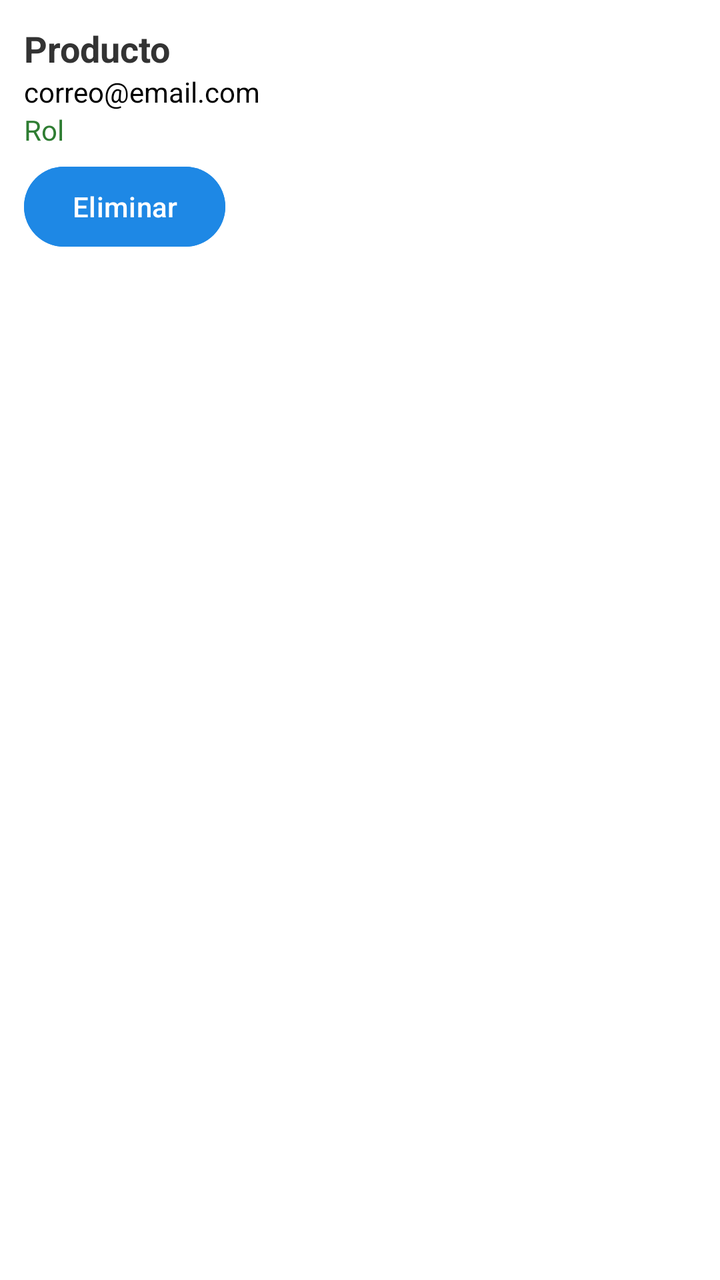
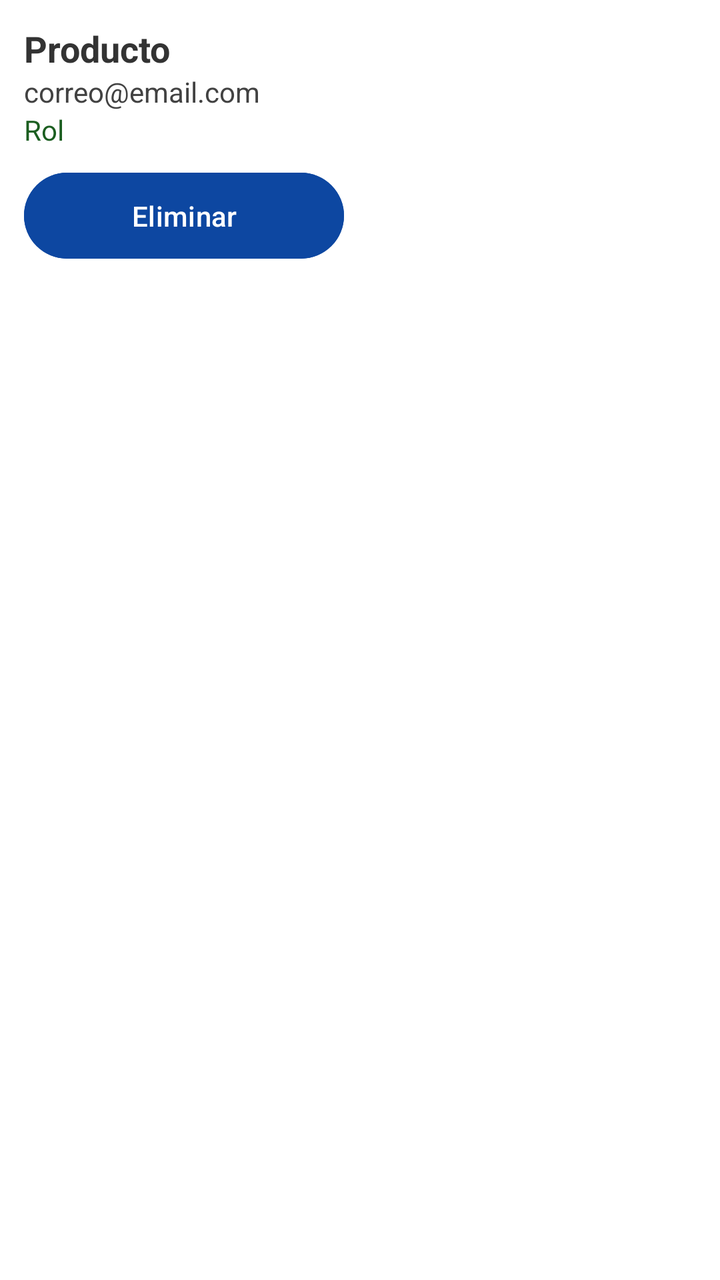

Before-and-after screenshots of an Android layout around one commit, followed by the original layout XML and the change that was made.
<!-- AndroidManifest.xml: application theme Theme.TechStore -->
<!-- res/layout/item_usuario.xml -->
<?xml version="1.0" encoding="utf-8"?>
<LinearLayout xmlns:android="http://schemas.android.com/apk/res/android"
    android:orientation="vertical"
    android:padding="12dp"
    android:background="@color/white"
    android:layout_marginBottom="10dp"
    android:elevation="4dp"
    android:layout_width="match_parent"
    android:layout_height="wrap_content">

    <TextView
        android:id="@+id/txtNombre"
        android:text="@string/producto"
        android:textSize="18sp"
        android:textStyle="bold"
        android:textColor="@color/texto_principal"
        android:layout_width="wrap_content"
        android:layout_height="wrap_content"/>

    <TextView
        android:id="@+id/txtEmail"
        android:text="@string/correo_default"
        android:textColor="@color/black"
        android:layout_width="wrap_content"
        android:layout_height="wrap_content"/>

    <TextView
        android:id="@+id/txtRol"
        android:text="@string/rol_default"
        android:textColor="@color/verde_precio"
        android:layout_width="wrap_content"
        android:layout_height="wrap_content"/>

    <Button
        android:id="@+id/btnEliminar"
        android:text="@string/eliminar"
        android:layout_marginTop="5dp"
        android:backgroundTint="@color/primary"
        android:textColor="@color/white"
        android:layout_width="wrap_content"
        android:layout_height="wrap_content"/>

</LinearLayout>
<!-- resources referenced by this layout -->
<resources>
  <color name="black">#000000</color>
  <color name="primary">#1E88E5</color>
  <color name="texto_principal">#333333</color>
  <color name="verde_precio">#2E7D32</color>
  <color name="white">#FFFFFF</color>
  <string name="correo_default">correo@email.com</string>
  <string name="eliminar">Eliminar</string>
  <string name="producto">Producto</string>
  <string name="rol_default">Rol</string>
  <style name="Theme.TechStore" parent="Base.Theme.TechStore" />
  <style name="Base.Theme.TechStore" parent="Theme.Material3.DayNight.NoActionBar">
          
          
      </style>
</resources>

<!-- the commit's change to res/layout/item_usuario.xml (unified diff, before → after) -->
@@ -1,5 +1,6 @@
 <?xml version="1.0" encoding="utf-8"?>
-<LinearLayout xmlns:android="http://schemas.android.com/apk/res/android"
+<LinearLayout
+    xmlns:android="http://schemas.android.com/apk/res/android"
     android:orientation="vertical"
     android:padding="12dp"
     android:background="@color/white"
@@ -10,34 +11,36 @@
 
     <TextView
         android:id="@+id/txtNombre"
+        android:layout_width="wrap_content"
+        android:layout_height="wrap_content"
         android:text="@string/producto"
         android:textSize="18sp"
         android:textStyle="bold"
-        android:textColor="@color/texto_principal"
-        android:layout_width="wrap_content"
-        android:layout_height="wrap_content"/>
+        android:textColor="@color/texto_principal" />
 
     <TextView
         android:id="@+id/txtEmail"
+        android:layout_width="wrap_content"
+        android:layout_height="wrap_content"
         android:text="@string/correo_default"
-        android:textColor="@color/black"
-        android:layout_width="wrap_content"
-        android:layout_height="wrap_content"/>
+        android:textColor="@color/texto_principal_secundario" />
 
     <TextView
         android:id="@+id/txtRol"
+        android:layout_width="wrap_content"
+        android:layout_height="wrap_content"
         android:text="@string/rol_default"
-        android:textColor="@color/verde_precio"
-        android:layout_width="wrap_content"
-        android:layout_height="wrap_content"/>
+        android:textColor="@color/verde_oscuro" />
 
     <Button
         android:id="@+id/btnEliminar"
+        android:layout_width="160dp"
+        android:layout_height="wrap_content"
+        android:minHeight="48dp"
+        android:layout_marginTop="8dp"
+        android:padding="12dp"
         android:text="@string/eliminar"
-        android:layout_marginTop="5dp"
-        android:backgroundTint="@color/primary"
         android:textColor="@color/white"
-        android:layout_width="wrap_content"
-        android:layout_height="wrap_content"/>
+        android:backgroundTint="@color/primary_dark" />
 
 </LinearLayout>
<!-- resource entries referenced after the edit -->
@@ -1,9 +1,9 @@
 <!-- resources referenced by this layout -->
 <resources>
-  <color name="black">#000000</color>
-  <color name="primary">#1E88E5</color>
+  <color name="primary_dark">#0D47A1</color>
   <color name="texto_principal">#333333</color>
-  <color name="verde_precio">#2E7D32</color>
+  <color name="texto_principal_secundario">#424242</color>
+  <color name="verde_oscuro">#1B5E20</color>
   <color name="white">#FFFFFF</color>
   <string name="correo_default">correo@email.com</string>
   <string name="eliminar">Eliminar</string>
